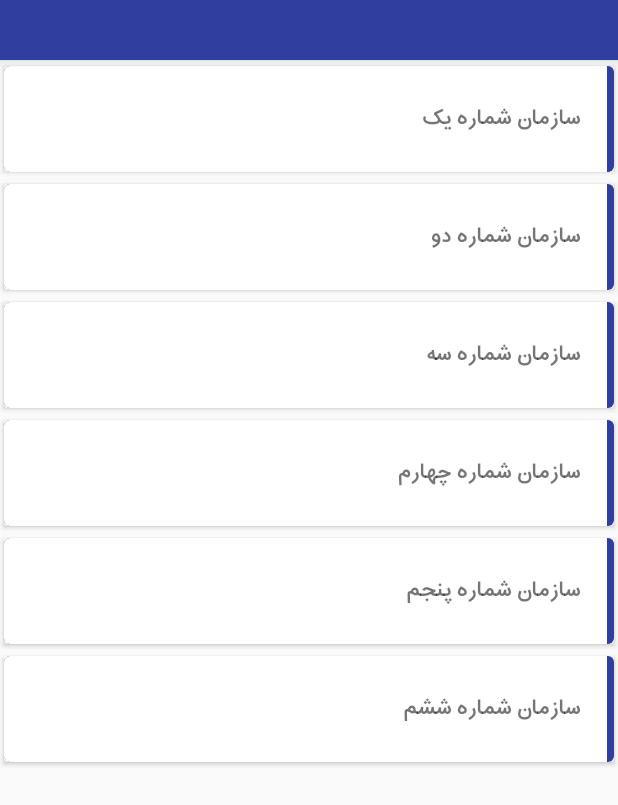
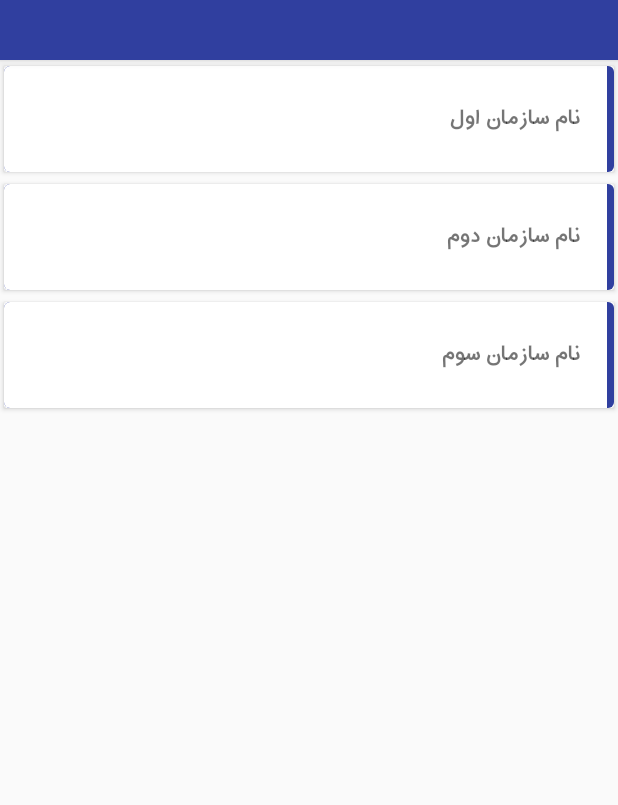
Before and after one commit to ShirinTahmasebi/BSc-Final-Project, an Android app: the OrganizationActivity screen opened directly, with no data from a screen before it, on a phone screen of 412 x 824 dp. Shown: the top 805 px of the screen. Run offline under Robolectric (Android 15) with nearby library versions, the phone set to English and light mode, and no system bars; our stand-ins replace ButterKnife; plain views replace PercentRelativeLayout.

Commit message:
داده‌های فیک در دیتابیس اضافه کن و آنها را تست کن

```diff
--- a/app/src/main/java/shirin/tahmasebi/mscfinalproject/MainActivity.java
+++ b/app/src/main/java/shirin/tahmasebi/mscfinalproject/MainActivity.java
@@ -8,6 +8,7 @@ import android.widget.TextView;
 import butterknife.ButterKnife;
 import shirin.tahmasebi.mscfinalproject.io.models.DaoMaster;
 import shirin.tahmasebi.mscfinalproject.io.models.DaoSession;
+import shirin.tahmasebi.mscfinalproject.io.models.Organization;
 
 public abstract class MainActivity extends Activity {
     public DaoSession daoSession;
@@ -18,10 +19,38 @@ public abstract class MainActivity extends Activity {
         setContentView(getLayoutId());
         setupToolbar();
         ButterKnife.bind(this);
-        initialDatabase();
+        initialDaoSession();
+        initialOrganizatoinDatabase();
     }
 
-    private void initialDatabase() {
+    private void initialOrganizatoinDatabase() {
+        // TODO: In khat bayad pak beshe
+        daoSession.getOrganizationDao().deleteAll();
+        Organization organization1 = new Organization();
+        Organization organization2 = new Organization();
+        Organization organization3 = new Organization();
+
+        organization1.setId(null);
+        organization1.setName("نام سازمان اول");
+        organization1.setDescription("توضیحات سازمان اول");
+        organization1.setWebsite("www.example.com");
+
+        organization2.setId(null);
+        organization2.setName("نام سازمان دوم");
+        organization2.setDescription("توضیحات سازمان دوم");
+        organization2.setWebsite("www.example2.com");
+
+        organization3.setId(null);
+        organization3.setName("نام سازمان سوم");
+        organization3.setDescription("توضیحات سازمان سوم");
+        organization3.setWebsite("www.example3.com");
+
+        daoSession.getOrganizationDao().insert(organization1);
+        daoSession.getOrganizationDao().insert(organization2);
+        daoSession.getOrganizationDao().insert(organization3);
+    }
+
+    private void initialDaoSession() {
         DaoMaster.DevOpenHelper helper = new DaoMaster.DevOpenHelper(this, "project-db", null);
         SQLiteDatabase db = helper.getWritableDatabase();
         DaoMaster daoMaster = new DaoMaster(db);
--- a/app/src/main/java/shirin/tahmasebi/mscfinalproject/io/models/Organization.java
+++ b/app/src/main/java/shirin/tahmasebi/mscfinalproject/io/models/Organization.java
@@ -6,7 +6,7 @@ package shirin.tahmasebi.mscfinalproject.io.models;
  */
 public class Organization {
 
-    private long id;
+    private Long id;
     /** Not-null value. */
     private String name;
     /** Not-null value. */
@@ -17,22 +17,22 @@ public class Organization {
     public Organization() {
     }
 
-    public Organization(long id) {
+    public Organization(Long id) {
         this.id = id;
     }
 
-    public Organization(long id, String name, String description, String website) {
+    public Organization(Long id, String name, String description, String website) {
         this.id = id;
         this.name = name;
         this.description = description;
         this.website = website;
     }
 
-    public long getId() {
+    public Long getId() {
         return id;
     }
 
-    public void setId(long id) {
+    public void setId(Long id) {
         this.id = id;
     }
 
--- a/app/src/main/java/shirin/tahmasebi/mscfinalproject/organization/OrganizationActivity.java
+++ b/app/src/main/java/shirin/tahmasebi/mscfinalproject/organization/OrganizationActivity.java
@@ -8,7 +8,10 @@ import android.support.v7.widget.RecyclerView;
 import shirin.tahmasebi.mscfinalproject.MainActivity;
 import shirin.tahmasebi.mscfinalproject.R;
 
-public class OrganizationActivity extends MainActivity implements OrganizationPresenter.OrganizationView {
+public class OrganizationActivity extends MainActivity implements
+        OrganizationPresenter.OrganizationView {
+
+    private final static String EXTRA_ORGANIZATION_ID = "organizationid";
 
     OrganizationPresenter mPresenter;
 
@@ -18,11 +21,18 @@ public class OrganizationActivity extends MainActivity implements OrganizationPr
 
         mPresenter = new OrganizationPresenter(this);
 
-        RecyclerView recyclerView = (RecyclerView) findViewById(R.id.organization_organizationList_recyclerView);
+        RecyclerView recyclerView = (RecyclerView)
+                findViewById(R.id.organization_organizationList_recyclerView);
         recyclerView.setHasFixedSize(true);
         LinearLayoutManager layoutManager = new LinearLayoutManager(this);
         recyclerView.setLayoutManager(layoutManager);
-        recyclerView.setAdapter(new OrganizationAdapter(this, mPresenter));
+        recyclerView.setAdapter(
+                new OrganizationAdapter(
+                        this,
+                        mPresenter,
+                        daoSession.getOrganizationDao().loadAll()
+                )
+        );
     }
 
     @Override
@@ -36,8 +46,9 @@ public class OrganizationActivity extends MainActivity implements OrganizationPr
     }
 
     @Override
-    public void showOrganizationDetails(int organizationId) {
+    public void showOrganizationDetails(long organizationId) {
         Intent organizationDetail = new Intent(this, OrganizationDetailActivity.class);
+        organizationDetail.putExtra(EXTRA_ORGANIZATION_ID, organizationId);
         startActivity(organizationDetail);
     }
 }
--- a/app/src/main/java/shirin/tahmasebi/mscfinalproject/organization/OrganizationAdapter.java
+++ b/app/src/main/java/shirin/tahmasebi/mscfinalproject/organization/OrganizationAdapter.java
@@ -11,23 +11,20 @@ import java.util.ArrayList;
 import java.util.List;
 
 import shirin.tahmasebi.mscfinalproject.R;
+import shirin.tahmasebi.mscfinalproject.io.models.Organization;
 import shirin.tahmasebi.mscfinalproject.view.FontableTextView;
 
 public class OrganizationAdapter extends RecyclerView.Adapter
         <OrganizationAdapter.OrganizationViewHolder> {
-    List<String> list = new ArrayList<>();
+    List<Organization> list = new ArrayList<>();
     private Context mContext;
     private OrganizationPresenter mPresenter;
 
-    public OrganizationAdapter(Context context, OrganizationPresenter presenter) {
+    public OrganizationAdapter(Context context, OrganizationPresenter presenter,
+                               List<Organization> organizations) {
         mContext = context;
+        list = organizations;
         mPresenter = presenter;
-        list.add("سازمان شماره یک");
-        list.add("سازمان شماره دو");
-        list.add("سازمان شماره سه");
-        list.add("سازمان شماره چهارم");
-        list.add("سازمان شماره پنجم ");
-        list.add("سازمان شماره ششم");
     }
 
     @Override
@@ -39,7 +36,7 @@ public class OrganizationAdapter extends RecyclerView.Adapter
 
     @Override
     public void onBindViewHolder(final OrganizationViewHolder holder, final int position) {
-        holder.organizationTextView.setText(list.get(position));
+        holder.organizationTextView.setText(list.get(holder.getAdapterPosition()).getName());
         holder.organizationTextView.setOnClickListener(new View.OnClickListener() {
             @Override
             public void onClick(View view) {
@@ -48,7 +45,7 @@ public class OrganizationAdapter extends RecyclerView.Adapter
                         "Item Clicked " + holder.getAdapterPosition(),
                         Toast.LENGTH_LONG
                 ).show();
-                mPresenter.openOrganizationDetails(holder.getAdapterPosition());
+                mPresenter.openOrganizationDetails(list.get(holder.getAdapterPosition()).getId());
             }
         });
     }
--- a/app/src/main/java/shirin/tahmasebi/mscfinalproject/organization/OrganizationPresenter.java
+++ b/app/src/main/java/shirin/tahmasebi/mscfinalproject/organization/OrganizationPresenter.java
@@ -9,12 +9,12 @@ public class OrganizationPresenter implements OrganizationInteractor.Organizatio
         mInteractor = new OrganizationInteractor(this);
     }
 
-    public void openOrganizationDetails(int organizationId) {
+    public void openOrganizationDetails(long organizationId) {
         mView.showOrganizationDetails(organizationId);
 
     }
 
     public interface OrganizationView {
-        void showOrganizationDetails(int organizationId);
+        void showOrganizationDetails(long organizationId);
     }
 }
--- a/greendao-gen/src/main/java/shirin/tahmasebi/schema/SchemaV1.java
+++ b/greendao-gen/src/main/java/shirin/tahmasebi/schema/SchemaV1.java
@@ -17,10 +17,10 @@ public class SchemaV1 extends Schema {
     private Entity createOrganization(Schema schema) {
         Entity organization;
         organization = schema.addEntity("Organization");
-        organization.addIdProperty().notNull().primaryKey();
+        organization.addIdProperty().autoincrement();
         organization.addStringProperty("name").notNull();
         organization.addStringProperty("description").notNull();
-        organization.addStringProperty("website").notNull();
+        organization.addStringProperty("website").notNull().unique();
         return organization;
     }
 }
```
Also changed, not shown: app/src/main/java/shirin/tahmasebi/mscfinalproject/io/models/OrganizationDao.java (+11 -7 lines), app/src/main/java/shirin/tahmasebi/mscfinalproject/organization/OrganizationDetailActivity.java (+17 -6 lines).
